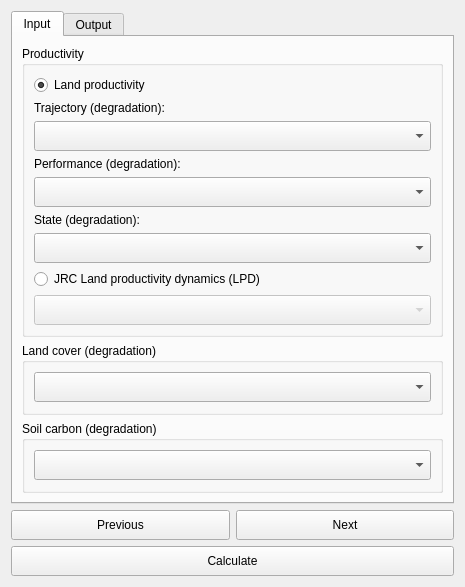
Above: LDMP/gui/DlgCalculateSDGAdvanced.ui from ConservationInternational/trends.earth before the change. Below: the same form after it.
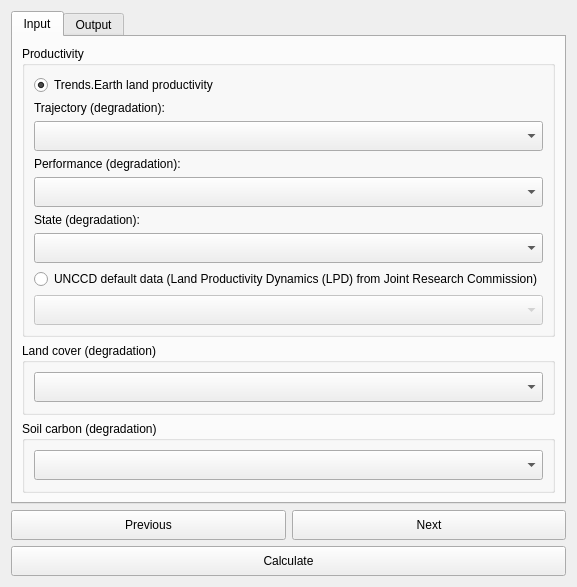
That is the form after the change.

The edit to the form file:
```diff
--- a/LDMP/gui/DlgCalculateSDGAdvanced.ui
+++ b/LDMP/gui/DlgCalculateSDGAdvanced.ui
@@ -6,7 +6,7 @@
    <rect>
     <x>0</x>
     <y>0</y>
-    <width>465</width>
+    <width>510</width>
     <height>549</height>
    </rect>
   </property>
@@ -123,7 +123,7 @@
           <item row="2" column="0">
            <widget class="QRadioButton" name="mode_gpg_prod">
             <property name="text">
-             <string>Land productivity</string>
+             <string>Trends.Earth land productivity</string>
             </property>
             <property name="checked">
              <bool>true</bool>
@@ -197,7 +197,7 @@
              <bool>true</bool>
             </property>
             <property name="text">
-             <string>JRC Land productivity dynamics (LPD)</string>
+             <string>UNCCD default data (Land Productivity Dynamics (LPD) from Joint Research Commission)</string>
             </property>
             <property name="checked">
              <bool>false</bool>
```
Left out of the diff: 8 changed lines with no effect on the pictures.
